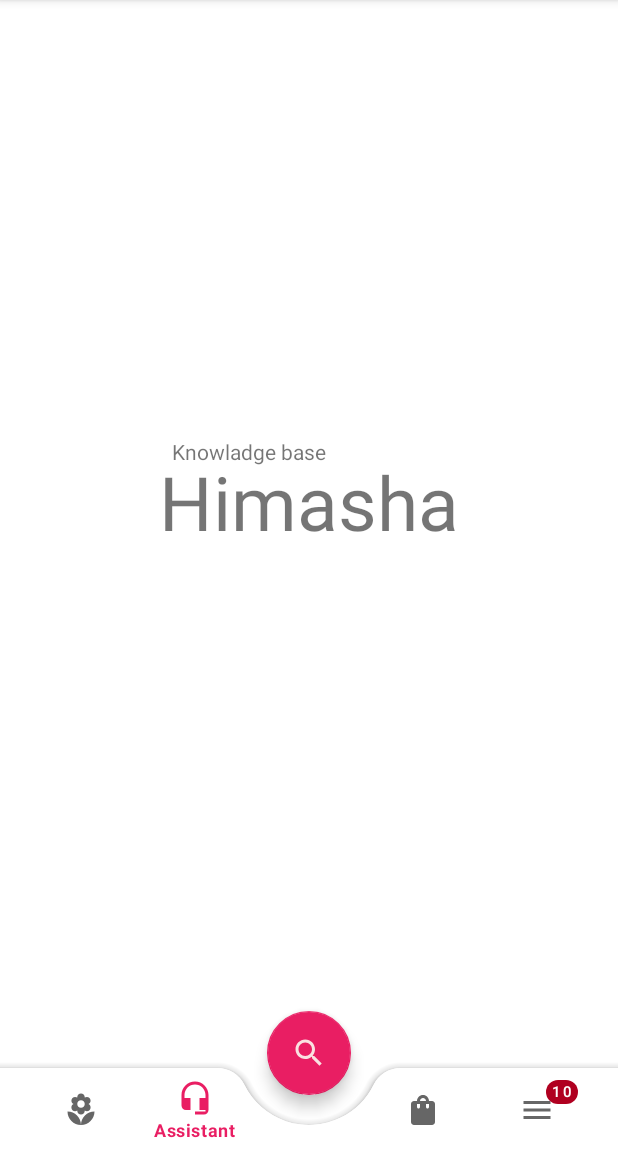
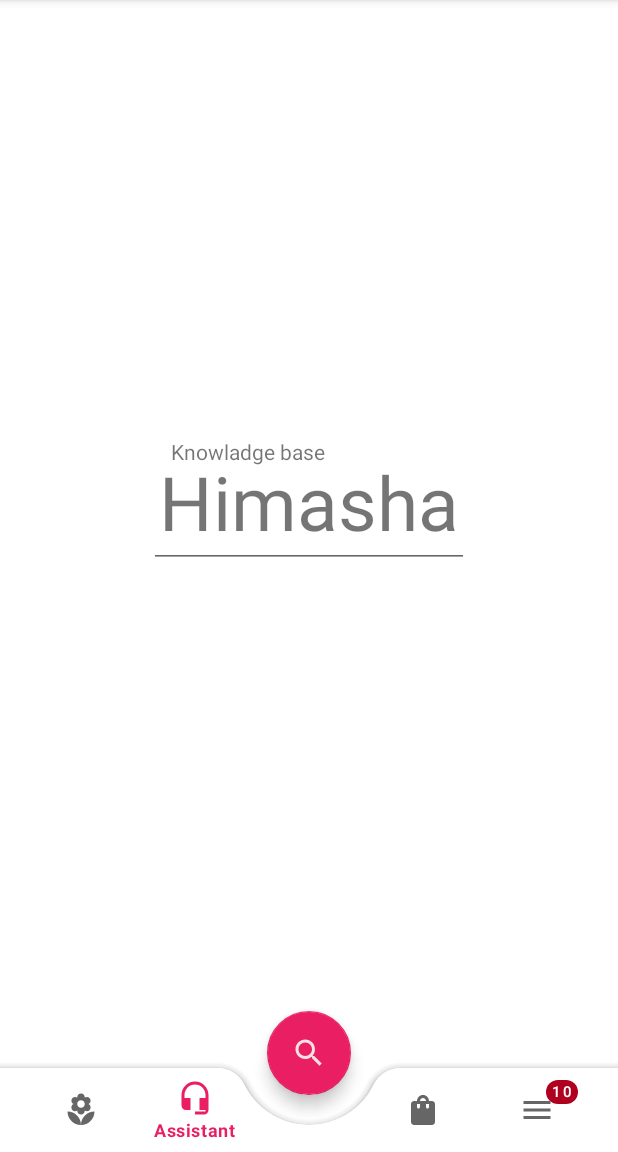
Before and after one commit to Blasanka/research-frontend, an Android app: the screen it shows after launch (MainActivity), item 2 of the bottom bar chosen, on a phone screen of 412 x 824 dp, the part 84-1236 px from its top. Run offline under Robolectric (Android 15) with nearby library versions, the phone set to English and light mode, and no system bars.

Commit message:
minor change 2

```diff
--- a/app/src/main/res/layout/fragment_assist.xml
+++ b/app/src/main/res/layout/fragment_assist.xml
@@ -29,4 +29,17 @@
         app:layout_constraintStart_toStartOf="parent"
         app:layout_constraintTop_toTopOf="parent"
         app:layout_constraintVertical_bias="0.609" />
+
+    <EditText
+        android:id="@+id/editTextTextPersonName"
+        android:layout_width="wrap_content"
+        android:layout_height="wrap_content"
+        android:ems="10"
+        android:inputType="textPersonName"
+        app:layout_constraintBottom_toBottomOf="parent"
+        app:layout_constraintEnd_toEndOf="parent"
+        app:layout_constraintHorizontal_bias="0.542"
+        app:layout_constraintStart_toStartOf="parent"
+        app:layout_constraintTop_toTopOf="parent"
+        app:layout_constraintVertical_bias="0.897" />
 </androidx.constraintlayout.widget.ConstraintLayout>
```
